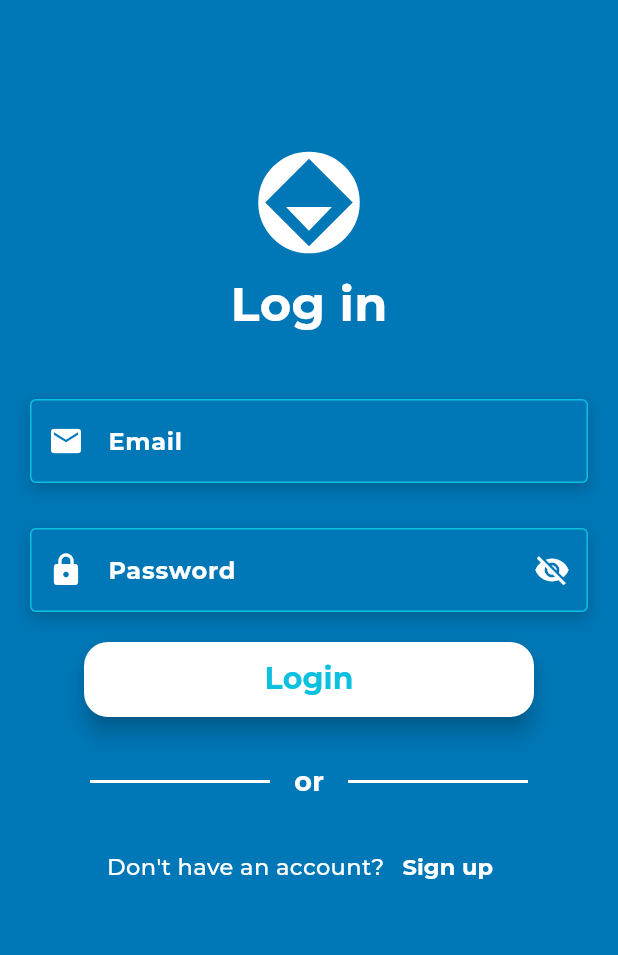
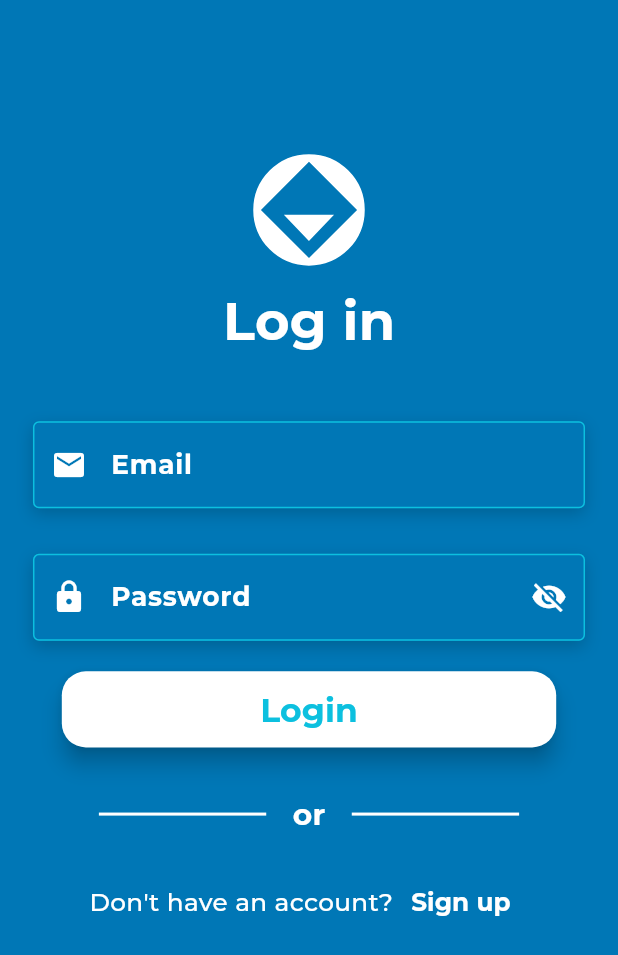
Before and after one commit to NicoBoni55/EthosTrack, a Flutter app: the screen it shows after launch, on a phone screen of 412 x 824 dp. Shown: the top 955 px of the screen. Run offline on Flutter 3.47's test engine with Material 3 defaults, Android fonts, the phone set to English and light mode, and no system bars; our stand-ins replace cloud_firestore, firebase_auth, firebase_core, flutter_svg, google_fonts, percent_indicator; accounts and stored records are empty.

Commit message:
create sizeconfig tool and apply to login screen

```diff
--- /dev/null
+++ b/ethostrack/lib/diagnostic.dart
@@ -0,0 +1,40 @@
+import 'package:flutter/material.dart';
+
+class DebugSizeWidget extends StatelessWidget {
+  final Widget child;
+
+  const DebugSizeWidget({
+    super.key,
+    required this.child,
+  });
+
+  @override
+  Widget build(BuildContext context) {
+    return Stack(
+      children: [
+        child,
+        Positioned(
+          top: MediaQuery.of(context).padding.top,
+          left: 0,
+          child: Container(
+            padding: const EdgeInsets.all(8),
+            color: Colors.black54,
+            child: Column(
+              crossAxisAlignment: CrossAxisAlignment.start,
+              children: [
+                Text(
+                  'Widht: ${MediaQuery.of(context).size.width.toStringAsFixed(1)}',
+                  style: const TextStyle(color: Colors.white),
+                ),
+                Text(
+                  'PixelRatio: ${MediaQuery.of(context).devicePixelRatio}',
+                  style: const TextStyle(color: Colors.white),
+                )
+              ],
+            ),
+          ),
+        )
+      ],
+    );
+  }
+}
--- a/ethostrack/lib/main.dart
+++ b/ethostrack/lib/main.dart
@@ -1,3 +1,4 @@
+import 'package:ethostrack/utils/sizeconfig.dart';
 import 'package:flutter/material.dart';
 import 'package:firebase_core/firebase_core.dart';
 import 'firebase_options.dart';
@@ -6,9 +7,7 @@ import 'screens/login.dart';
 void main() async {
   WidgetsFlutterBinding.ensureInitialized();
 
-  await Firebase.initializeApp(
-    options: DefaultFirebaseOptions.currentPlatform,
-  );
+  await Firebase.initializeApp(options: DefaultFirebaseOptions.currentPlatform);
 
   runApp(const MyApp());
 }
@@ -25,7 +24,12 @@ class MyApp extends StatelessWidget {
         colorScheme: ColorScheme.fromSeed(seedColor: Colors.orange),
         useMaterial3: true,
       ),
-      home: LoginPage()
+      home: Builder(
+        builder: (context) {
+          Sizeconfig.init(context);
+          return const LoginPage();
+        },
+      ),
     );
   }
 }
--- a/ethostrack/lib/screens/login.dart
+++ b/ethostrack/lib/screens/login.dart
@@ -5,6 +5,7 @@ import 'package:google_fonts/google_fonts.dart';
 import '../services/auth_service.dart';
 import '../models/user_model.dart';
 import 'sign_up.dart';
+import '../utils/sizeconfig.dart';
 
 class LoginPage extends StatefulWidget {
   const LoginPage({super.key});
@@ -22,20 +23,24 @@ class _LoginPageState extends State<LoginPage> {
         child: SingleChildScrollView(
           child: Column(
             children: [
-              const SizedBox(height: 100),
-              SvgPicture.asset('assets/images/Logo.svg', width: 70, height: 70),
-              const SizedBox(height: 10),
+              SizedBox(height: Sizeconfig.height(100)),
+              SvgPicture.asset(
+                'assets/images/Logo.svg',
+                width: Sizeconfig.width(70),
+                height: Sizeconfig.width(70)
+              ),
+              SizedBox(height: Sizeconfig.height(10)),
               Text(
                 'Log in',
                 style: GoogleFonts.montserrat(
                   color: Colors.white,
-                  fontSize: 32,
+                  fontSize: Sizeconfig.textScale(32),
                   fontWeight: FontWeight.bold,
                 ),
               ),
-              const SizedBox(height: 20),
+              SizedBox(height: Sizeconfig.height(20)),
               Padding(
-                padding: const EdgeInsets.all(20.0),
+                padding: Sizeconfig.padding(all: 20),
                 child: Column(children: [LoginInputs()]),
               ),
             ],
@@ -164,18 +169,22 @@ class _LoginInputsState extends State<LoginInputs> {
               BoxShadow(
                 color: Colors.black.withOpacity(0.2),
                 spreadRadius: 0,
-                blurRadius: 8,
-                offset: const Offset(0, 4),
+                blurRadius: Sizeconfig.width(8),
+                offset: Offset(0, Sizeconfig.height(4)),
               ),
             ],
           ),
           child: TextField(
             controller: emailController,
-            style: const TextStyle(color: Colors.white),
+            style: TextStyle(
+              color: Colors.white,
+              fontSize: Sizeconfig.textScale(16),
+            ),
             decoration: InputDecoration(
               labelText: "Email",
               labelStyle: GoogleFonts.montserrat(
                 color: Colors.white,
+                fontSize: Sizeconfig.textScale(16),
                 fontWeight: FontWeight.bold,
               ),
               border: const OutlineInputBorder(
@@ -193,26 +202,30 @@ class _LoginInputsState extends State<LoginInputs> {
             ),
           ),
         ),
-        const SizedBox(height: 30),
+        SizedBox(height: Sizeconfig.height(30)),
         Container(
           decoration: BoxDecoration(
             boxShadow: [
               BoxShadow(
                 color: Colors.black.withOpacity(0.2),
                 spreadRadius: 0,
-                blurRadius: 8,
-                offset: const Offset(0, 4),
+                blurRadius: Sizeconfig.width(8),
+                offset: Offset(0, Sizeconfig.height(4)),
               ),
             ],
           ),
           child: TextField(
             controller: passwordController,
             obscureText: !isPasswordVisible,
-            style: const TextStyle(color: Colors.white),
+            style: TextStyle(
+              color: Colors.white,
+              fontSize: Sizeconfig.textScale(16),
+            ),
             decoration: InputDecoration(
               labelText: "Password",
               labelStyle: GoogleFonts.montserrat(
                 color: Colors.white,
+                fontSize: Sizeconfig.textScale(16),
                 fontWeight: FontWeight.bold,
               ),
               border: const OutlineInputBorder(
@@ -241,48 +254,56 @@ class _LoginInputsState extends State<LoginInputs> {
             ),
           ),
         ),
-        const SizedBox(height: 20),
-        SizedBox(
-          height: 50,
-          width: 300,
+        SizedBox(height: Sizeconfig.height(20)),
+        Container(
+          height: Sizeconfig.height(50),
+          width: Sizeconfig.width(300),
           child: FloatingActionButton(
             onPressed: isLoading ? null : _handleLogin,
             backgroundColor: isLoading ? Colors.grey : Colors.white,
             child: isLoading
-                ? const CircularProgressIndicator(
+                ? CircularProgressIndicator(
                     color: Colors.grey,
-                    strokeWidth: 2,
+                    strokeWidth: Sizeconfig.width(2),
                   )
                 : Text(
                     "Login",
                     style: GoogleFonts.montserrat(
                       color: Color(0xFF0CC0DF),
-                      fontSize: 20,
+                      fontSize: Sizeconfig.textScale(20),
                       fontWeight: FontWeight.bold,
                     ),
                   ),
           ),
         ),
-        const SizedBox(height: 30),
+        SizedBox(height: Sizeconfig.height(30)),
         Row(
           children: [
             Flexible(
-              child: Divider(thickness: 2, indent: 40, color: Colors.white),
+              child: Divider(
+                thickness: Sizeconfig.height(2),
+                indent: Sizeconfig.width(40),
+                color: Colors.white
+              ),
             ),
             Text(
               "   or   ",
               style: GoogleFonts.montserrat(
-                fontSize: 18,
+                fontSize: Sizeconfig.textScale(18),
                 color: Colors.white,
                 fontWeight: FontWeight.bold,
               ),
             ),
             Flexible(
-              child: Divider(thickness: 2, endIndent: 40, color: Colors.white),
+              child: Divider(
+                thickness: Sizeconfig.height(2),
+                endIndent: Sizeconfig.width(40),
+                color: Colors.white
+              ),
             ),
           ],
         ),
-        const SizedBox(height: 20),
+        SizedBox(height: Sizeconfig.height(20)),
         Row(
           mainAxisAlignment: MainAxisAlignment.center,
           children: [
@@ -290,7 +311,7 @@ class _LoginInputsState extends State<LoginInputs> {
               'Don\'t have an account?',
               style: GoogleFonts.montserrat(
                 color: Colors.white,
-                fontSize: 15,
+                fontSize: Sizeconfig.textScale(15),
                 fontWeight: FontWeight.w500,
               ),
             ),
@@ -305,7 +326,7 @@ class _LoginInputsState extends State<LoginInputs> {
                 'Sign up',
                 style: GoogleFonts.montserrat(
                   color: Colors.white,
-                  fontSize: 15,
+                  fontSize: Sizeconfig.textScale(15),
                   fontWeight: FontWeight.bold,
                 ),
               ),
--- /dev/null
+++ b/ethostrack/lib/utils/sizeconfig.dart
@@ -0,0 +1,79 @@
+import 'package:flutter/material.dart';
+
+class Sizeconfig {
+  static late MediaQueryData _mediaQueryData;
+  static late double screenWidth;
+  static late double screenHeight;
+  static late double defaultSize;
+  static late double textScaleFactor;
+  static late Orientation orientation;
+
+  // Tamaño base de diseño (Medidas estandar)
+  static const double DESIGN_WIDTH = 375;
+  static const double DESIGN_HEIGHT = 812;
+
+  static void init(BuildContext context) {
+    _mediaQueryData = MediaQuery.of(context);
+    screenWidth = _mediaQueryData.size.width;
+    screenHeight = _mediaQueryData.size.height;
+    orientation = _mediaQueryData.orientation;
+    textScaleFactor = _mediaQueryData.textScaleFactor;
+
+    // default size (2.4% del ancho de pantalla)
+    defaultSize = screenWidth * 0.024;
+  }
+
+  // Obtener ancho adaptativo
+  static double width(double width) {
+    double screenWidth = Sizeconfig.screenWidth;
+    // Convertimos el ancho a un porcentaje de la pantalla
+    return(width / DESIGN_WIDTH) * screenWidth;
+  }
+
+  // Obtener alto adaptativo
+  static double height(double height) {
+    double screenHeight = Sizeconfig.screenHeight;
+    // Convertimos el alto a un porcentaje de la pantalla
+    return(height / DESIGN_HEIGHT) * screenHeight;
+  }
+
+  // Obtener tamaño de fuente adaptativo
+  static double textScale(double size) {
+    return width(size) * textScaleFactor;
+  }
+
+  // Obtenemos padding/margin adaptativo
+  static EdgeInsets padding({
+    double left = 0,
+    double top = 0,
+    double right = 0,
+    double bottom = 0,
+    double? all,
+  }) {
+    if (all != null) {
+      return EdgeInsets.all(width(all));
+    }
+    return EdgeInsets.only(
+      left: width(left),
+      top: height(top),
+      right: width(right),
+      bottom: height(bottom),
+    );
+  }
+
+  // Obtenemos padding/margin simetrico adaptativo
+  static EdgeInsets symmetric({
+    double horizontal = 0,
+    double vertical = 0,
+  }) {
+    return EdgeInsets.symmetric(
+      horizontal: width(horizontal),
+      vertical: height(vertical),
+    );
+  }
+
+  // Verificar tipo de dispositivo
+  static bool isTablet() => screenWidth >= 600;
+  static bool isPhone() => screenWidth < 600;
+  static bool isSmallPhone() => screenWidth < 360;
+}
--- a/ethostrack/pubspec.yaml
+++ b/ethostrack/pubspec.yaml
@@ -22,7 +22,7 @@ dependencies:
 dev_dependencies:
   flutter_test:
     sdk: flutter
-  flutter_lints: ^5.0.0
+  flutter_lints: ^6.0.0
 
 flutter:
   uses-material-design: true
```
Also changed, not shown: ethostrack/pubspec.lock, 1 other file.
